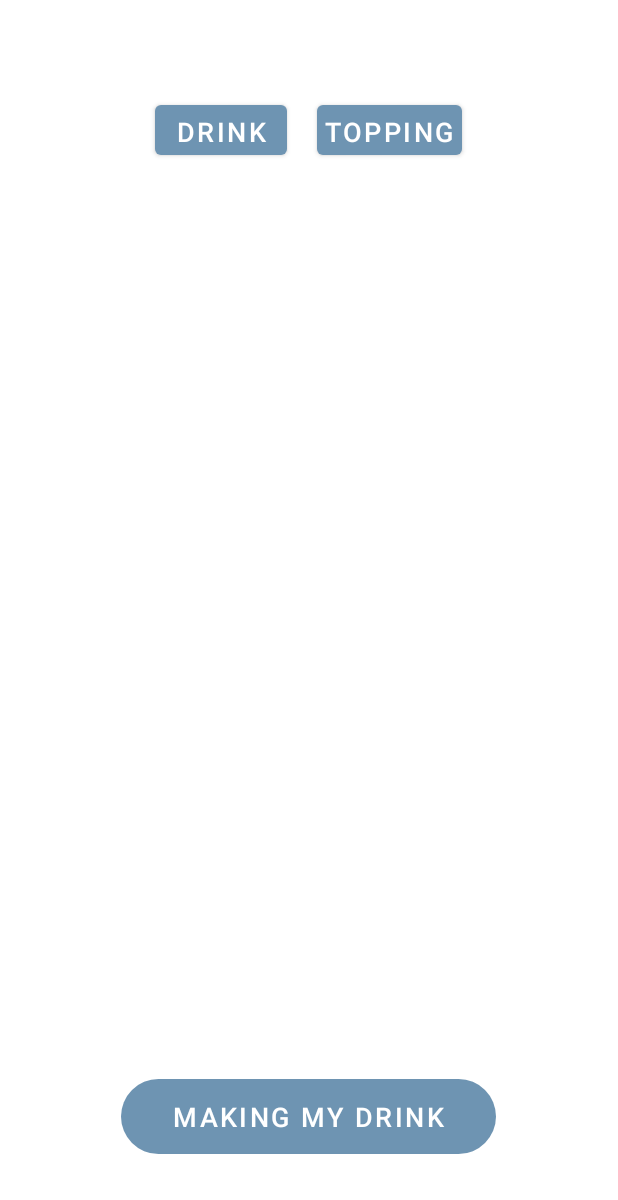
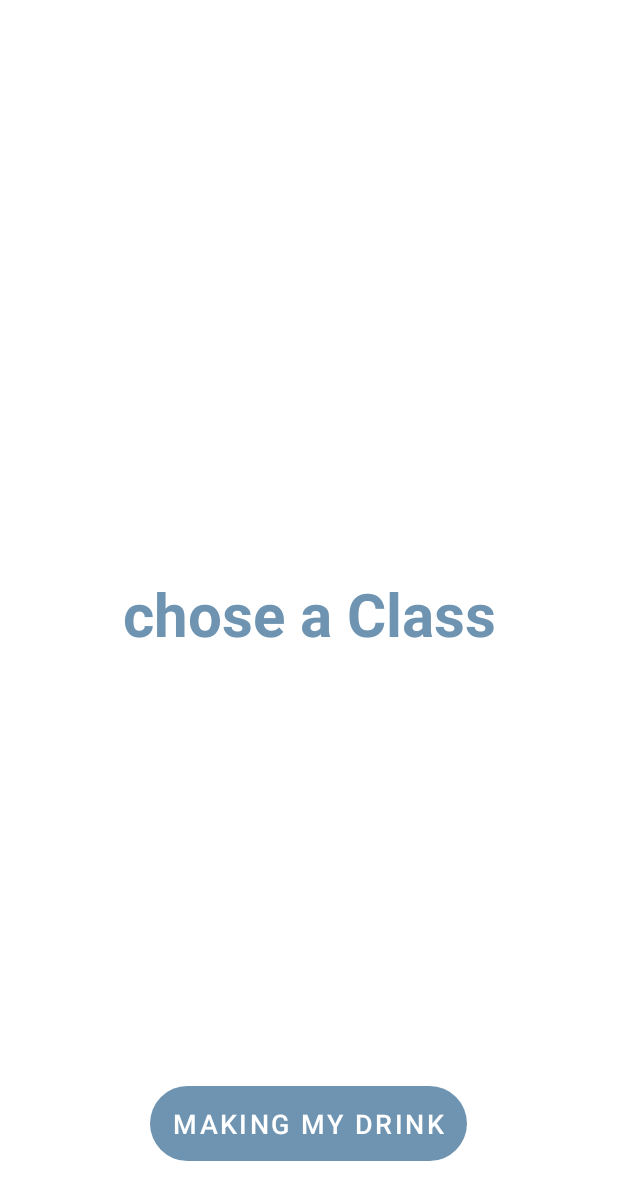
Before and after one commit to AdamLin0626/DrinksMachine, an Android app: the layout activity_diy_page.xml on its own in the app's theme, with its tools: preview values and no code run, on a phone screen of 412 x 824 dp. Shown: the top 1200 px of the screen. Run offline under Robolectric (Android 15) with nearby library versions, the phone set to English and light mode, and no system bars.

Commit message:
Language add and layout debug

```diff
--- a/ClientApp_Android(Kotilin)/app/src/main/res/layout/activity_diy_page.xml
+++ b/ClientApp_Android(Kotilin)/app/src/main/res/layout/activity_diy_page.xml
@@ -14,61 +14,64 @@
         <HorizontalScrollView
             android:layout_width="wrap_content"
             android:layout_height="wrap_content"
-            android:background="@color/invisible"
             android:padding="10dp"
+            android:background="@color/white"
             tools:ignore="MissingConstraints">
             <!-- 分頁標籤 -->
             <LinearLayout
+                android:id="@+id/tagBox"
                 android:layout_width="wrap_content"
-                android:layout_height="45dp"
-                android:backgroundTint="@color/invisible"
+                android:layout_height="55dp"
                 android:orientation="horizontal">
-                <View
-                    android:layout_width="20dp"
-                    android:layout_height="0dp"/>
-
-                <Button
-                    android:id="@+id/DrinkFragment"
-                    android:layout_width="wrap_content"
-                    android:layout_height="wrap_content"
-                    android:padding="5dp"
-                    android:text="@string/plaintext_drink"
-                    android:textSize="18sp" />
-                <View
-                    android:layout_width="20dp"
-                    android:layout_height="0dp"/>
-                <Button
-                    android:id="@+id/ToppingFragment"
-                    android:layout_width="wrap_content"
-                    android:layout_height="wrap_content"
-                    android:text="@string/plaintext_topping"
-                    android:textSize="18sp"
-                    android:padding="5dp" />
-                <View
-                    android:layout_width="20dp"
-                    android:layout_height="0dp"/>
             </LinearLayout>
         </HorizontalScrollView>
         <ScrollView
+            android:id="@+id/fragment_container1"
             android:layout_width="match_parent"
-            android:layout_height="600dp">
+            android:layout_height="600dp"
+            android:visibility="gone"
+            android:background="@color/white">
             <FrameLayout
                 android:id="@+id/fragment_container_drink"
                 android:layout_width="409dp"
-                android:layout_height="729dp"
+                android:layout_height="700dp"
                 android:orientation="vertical"
                 tools:layout_editor_absoluteX="1dp"
                 tools:layout_editor_absoluteY="1dp">
             </FrameLayout>
         </ScrollView>
+        <LinearLayout
+            android:id="@+id/fragment_container2"
+            android:layout_width="match_parent"
+            android:layout_height="600dp"
+            android:orientation="vertical"
+            android:visibility="visible"
+            tools:layout_editor_absoluteX="1dp"
+            tools:layout_editor_absoluteY="1dp">
+            <TextView
+                android:layout_width="match_parent"
+                android:layout_height="match_parent"
+                android:gravity="center"
+                android:text="@string/chose_a_Class"
+                android:textColor="@color/main_color"
+                android:textSize="40sp"
+                android:textStyle="bold"/>
+        </LinearLayout>
+        <LinearLayout
+            android:layout_width="match_parent"
+            android:layout_height="80dp"
+            android:gravity="center">
             <Button
                 android:id="@+id/NextPage_Button"
-            android:layout_width="250dp"
+                android:layout_width="wrap_content"
                 android:layout_height="50dp"
                 android:textSize="18sp"
                 android:textColor="@color/white"
+                android:paddingStart="15dp"
+                android:paddingEnd="15dp"
                 android:background="@drawable/rounded_rectangle_button"
                 android:backgroundTint="@color/main_color"
                 android:text="@string/making_my_drink_button"/>
         </LinearLayout>
+    </LinearLayout>
 </androidx.constraintlayout.widget.ConstraintLayout>
```
Also changed, not shown: 3 other files. Lines whose indentation alone changed are shown as unchanged.
